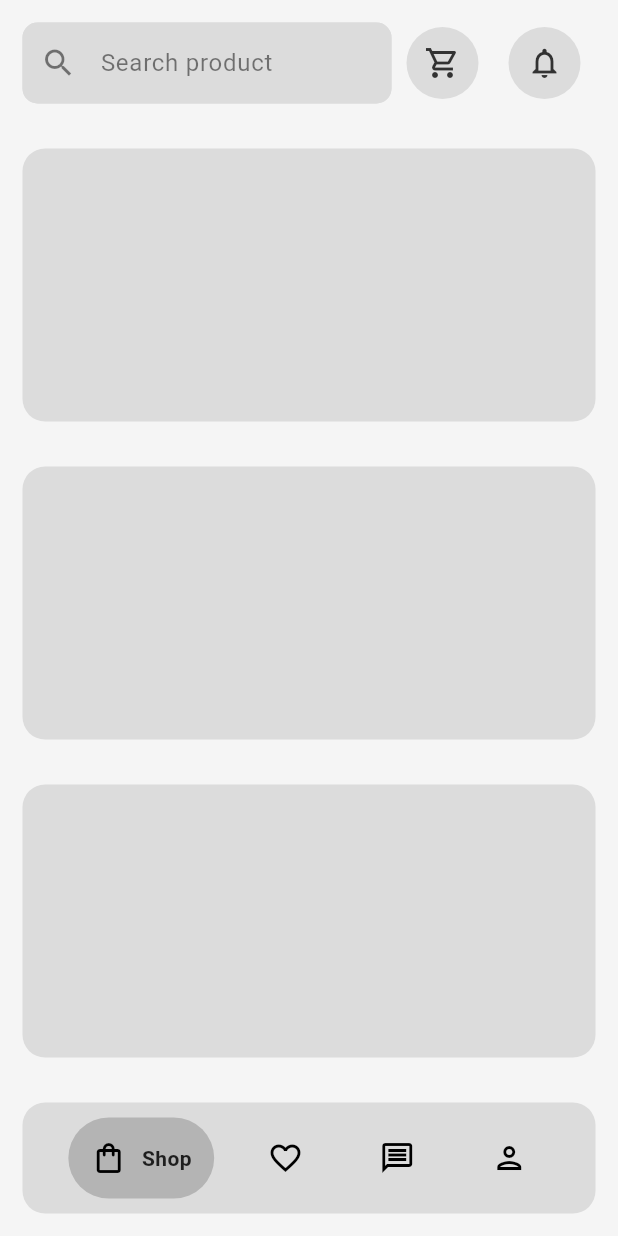
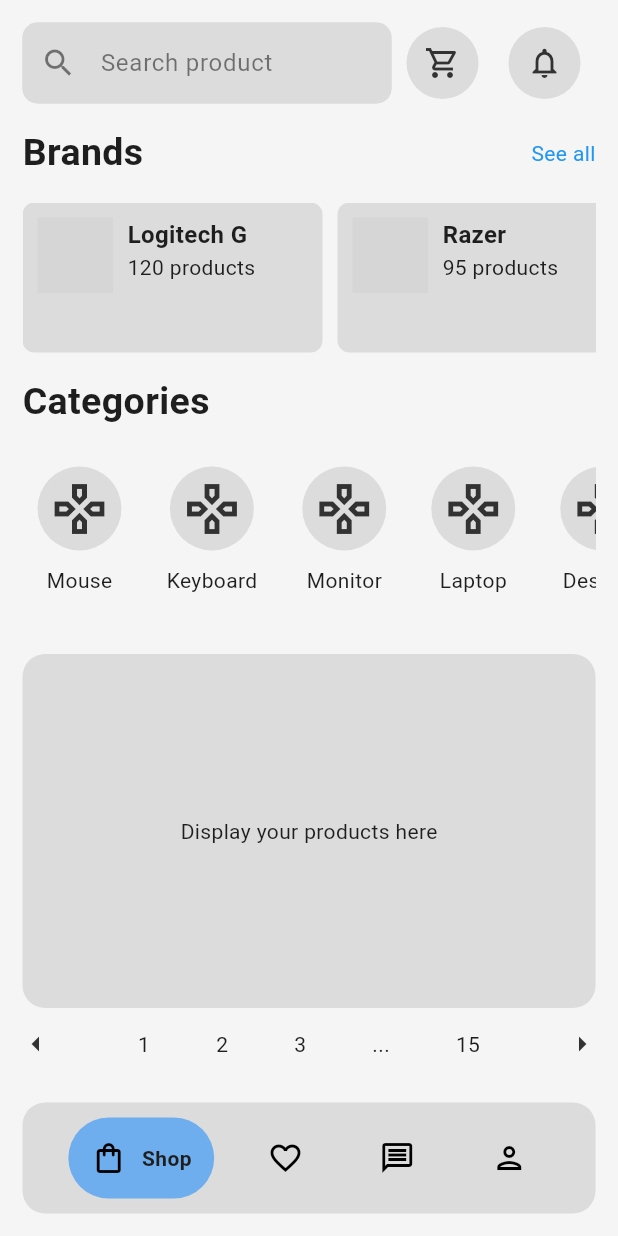
Before and after one commit to itsHuaan/computer-shop-flutter, a Flutter app: the screen it shows once a user with an empty profile is signed in, on a phone screen of 412 x 824 dp. Run offline on Flutter 3.47's test engine with Material 3 defaults, Android fonts, the phone set to English and light mode, and no system bars; drawn by our look-alikes of google_nav_bar; our stand-ins replace cloud_firestore, firebase_auth, firebase_core, google_fonts, google_sign_in, icons_plus; accounts and stored records are empty; Roboto replaces fonts that are missing (Overpass); grey boxes are pictures that could not be loaded.

Commit message:
shop page UI changed

```diff
--- a/lib/components/my_circle_icon_button.dart
+++ b/lib/components/my_circle_icon_button.dart
@@ -5,14 +5,16 @@ class MyCircleIconButton extends StatelessWidget {
   void Function()? onPressed;
   EdgeInsetsGeometry? margin;
   EdgeInsetsGeometry? padding;
-  Color? color;
+  Color? backgroundColor;
+  double? size;
   MyCircleIconButton({
     super.key,
     required this.icon,
     this.onPressed,
     this.margin,
     this.padding,
-    this.color,
+    this.backgroundColor,
+    this.size,
   });
 
   @override
@@ -21,7 +23,7 @@ class MyCircleIconButton extends StatelessWidget {
       margin: margin,
       padding: padding,
       decoration: BoxDecoration(
-        color: color,
+        color: backgroundColor,
         shape: BoxShape.circle,
       ),
       child: IconButton(
@@ -29,6 +31,7 @@ class MyCircleIconButton extends StatelessWidget {
         icon: Icon(
           icon,
           color: Theme.of(context).colorScheme.onPrimary,
+          size: size,
         ),
       ),
     );
--- /dev/null
+++ b/lib/models/brands.dart
@@ -0,0 +1,58 @@
+final List<Map<String, dynamic>> brands = [
+  {
+    'name': 'Logitech G',
+    'productCount': 120
+  },
+  {
+    'name': 'Razer',
+    'productCount': 95
+  },
+  {
+    'name': 'SteelSeries',
+    'productCount': 80
+  },
+  {
+    'name': 'Corsair',
+    'productCount': 110
+  },
+  {
+    'name': 'HyperX',
+    'productCount': 60
+  },
+  {
+    'name': 'Asus ROG',
+    'productCount': 70
+  },
+  {
+    'name': 'MSI',
+    'productCount': 55
+  },
+  {
+    'name': 'Zowie',
+    'productCount': 40
+  },
+  {
+    'name': 'Cooler Master',
+    'productCount': 50
+  },
+  {
+    'name': 'ROCCAT',
+    'productCount': 45
+  },
+  {
+    'name': 'Acer Predator',
+    'productCount': 35
+  },
+  {
+    'name': 'EVGA',
+    'productCount': 25
+  },
+  {
+    'name': 'Alienware',
+    'productCount': 30
+  },
+  {
+    'name': 'Thermaltake',
+    'productCount': 40
+  },
+];
--- /dev/null
+++ b/lib/models/categories.dart
@@ -0,0 +1,7 @@
+final List<String> categories = [
+  'Mouse',
+  'Keyboard',
+  'Monitor',
+  'Laptop',
+  'Desktop',
+];
--- a/lib/pages/home_page.dart
+++ b/lib/pages/home_page.dart
@@ -33,7 +33,7 @@ class _HomePageState extends State<HomePage> {
       body: _pages[_selectedIndex],
       bottomNavigationBar: MyBottomBar(
         backgroundColor: Theme.of(context).colorScheme.primary,
-        tabBackgroundColor: Theme.of(context).colorScheme.tertiary,
+        tabBackgroundColor: const Color.fromARGB(128, 0, 128, 255),
         tabs: const [
           GButton(
             icon: Icons.shopping_bag_outlined,
--- a/lib/pages/shop_page.dart
+++ b/lib/pages/shop_page.dart
@@ -1,15 +1,17 @@
 import 'package:flutter/material.dart';
+import 'package:icons_plus/icons_plus.dart';
 import 'package:login_example/components/my_circle_icon_button.dart';
+import 'package:login_example/components/my_link_text.dart';
 import 'package:login_example/components/my_text_field.dart';
+import 'package:login_example/models/brands.dart';
+import 'package:login_example/models/categories.dart';
 
 class ShopPage extends StatelessWidget {
   const ShopPage({super.key});
 
   @override
   Widget build(BuildContext context) {
-    return Center(
-      child: Column(
-        mainAxisAlignment: MainAxisAlignment.start,
+    return Column(
       children: [
         Padding(
           padding: const EdgeInsets.all(15.0),
@@ -28,56 +30,157 @@ class ShopPage extends StatelessWidget {
                 ),
               ),
               MyCircleIconButton(
-                  margin: const EdgeInsets.symmetric(
-                    horizontal: 10.0,
-                  ),
+                margin: const EdgeInsets.symmetric(horizontal: 10.0),
                 icon: Icons.shopping_cart_outlined,
-                  color: Theme.of(context).colorScheme.primary,
+                backgroundColor: Theme.of(context).colorScheme.primary,
                 onPressed: () {},
               ),
               MyCircleIconButton(
-                  margin: const EdgeInsets.symmetric(
-                    horizontal: 10.0,
-                  ),
+                margin: const EdgeInsets.symmetric(horizontal: 10.0),
                 icon: Icons.notifications_outlined,
-                  color: Theme.of(context).colorScheme.primary,
+                backgroundColor: Theme.of(context).colorScheme.primary,
                 onPressed: () {},
               ),
             ],
           ),
         ),
-          Expanded(
-            child: Container(
-              margin: const EdgeInsets.all(15.0),
-              padding: const EdgeInsets.all(15.0),
-              decoration: BoxDecoration(
-                color: Theme.of(context).colorScheme.primary,
-                borderRadius: BorderRadius.circular(15.0),
+        Padding(
+          padding: const EdgeInsets.symmetric(horizontal: 15.0),
+          child: Row(
+            mainAxisAlignment: MainAxisAlignment.spaceBetween,
+            children: [
+              const Text(
+                'Brands',
+                style: TextStyle(fontSize: 25.0, fontWeight: FontWeight.bold),
               ),
-            ),
-          ),
-          Expanded(
-            child: Container(
-              margin: const EdgeInsets.all(15.0),
-              padding: const EdgeInsets.all(15.0),
-              decoration: BoxDecoration(
-                color: Theme.of(context).colorScheme.primary,
-                borderRadius: BorderRadius.circular(15.0),
-              ),
-            ),
-          ),
-          Expanded(
-            child: Container(
-              margin: const EdgeInsets.all(15.0),
-              padding: const EdgeInsets.all(15.0),
-              decoration: BoxDecoration(
-                color: Theme.of(context).colorScheme.primary,
-                borderRadius: BorderRadius.circular(15.0),
-              ),
+              MyLinkText(
+                text: 'See all',
+                style: const TextStyle(
+                  color: Colors.blue,
                 ),
               )
             ],
           ),
+        ),
+        Container(
+          margin: const EdgeInsets.all(15.0),
+          height: 100,
+          child: ListView.builder(
+            scrollDirection: Axis.horizontal,
+            itemCount: brands.length,
+            itemBuilder: (context, index) {
+              final brand = brands[index];
+              return Container(
+                width: 200,
+                margin: const EdgeInsets.only(right: 10.0),
+                padding: const EdgeInsets.all(10.0),
+                decoration: BoxDecoration(
+                  color: Theme.of(context).colorScheme.primary,
+                  borderRadius: BorderRadius.circular(8.0),
+                ),
+                child: Row(
+                  crossAxisAlignment: CrossAxisAlignment.start,
+                  children: [
+                    Brand(
+                      Brands.logic_pro_x,
+                      size: 50.0,
+                    ),
+                    const SizedBox(
+                      width: 10.0,
+                    ),
+                    Column(
+                      crossAxisAlignment: CrossAxisAlignment.start,
+                      children: [
+                        Text(
+                          brand['name'],
+                          style: const TextStyle(fontWeight: FontWeight.bold, fontSize: 16.0),
+                        ),
+                        Text('${brand['productCount']} products'),
+                      ],
+                    ),
+                  ],
+                ),
+              );
+            },
+          ),
+        ),
+        const Padding(
+          padding: EdgeInsets.symmetric(horizontal: 15.0),
+          child: Row(
+            mainAxisAlignment: MainAxisAlignment.start,
+            children: [
+              Text(
+                'Categories',
+                style: TextStyle(fontSize: 25.0, fontWeight: FontWeight.bold),
+              ),
+            ],
+          ),
+        ),
+        Container(
+          margin: const EdgeInsets.all(15.0),
+          height: 120,
+          child: ListView.builder(
+            scrollDirection: Axis.horizontal,
+            itemCount: categories.length,
+            itemBuilder: (context, index) {
+              final category = categories[index];
+              return Container(
+                margin: const EdgeInsets.only(right: 10.0),
+                padding: const EdgeInsets.all(10.0),
+                child: Column(
+                  crossAxisAlignment: CrossAxisAlignment.center,
+                  children: [
+                    MyCircleIconButton(
+                      icon: Icons.gamepad_outlined,
+                      size: 40.0,
+                      backgroundColor: Theme.of(context).colorScheme.primary,
+                    ),
+                    const SizedBox(
+                      height: 10.0,
+                    ),
+                    Text(
+                      category,
+                    ),
+                  ],
+                ),
+              );
+            },
+          ),
+        ),
+        Expanded(
+          child: Padding(
+            padding: const EdgeInsets.symmetric(horizontal: 15.0),
+            child: Container(
+              width: double.infinity,
+              decoration: BoxDecoration(
+                borderRadius: BorderRadius.circular(15),
+                color: Theme.of(context).colorScheme.primary,
+              ),
+              child: const Center(
+                child: Text('Display your products here'),
+              ),
+            ),
+          ),
+        ),
+        Row(
+          mainAxisAlignment: MainAxisAlignment.spaceBetween,
+          children: [
+            MyCircleIconButton(
+              icon: Icons.arrow_left_outlined,
+              onPressed: () {},
+            ),
+            const Text('1'),
+            const Text('2'),
+            const Text('3'),
+            const Text('...'),
+            const Text('15'),
+            MyCircleIconButton(
+              icon: Icons.arrow_right_outlined,
+              onPressed: () {},
+            ),
+          ],
+        )
+      ],
     );
   }
 }
```
Lines whose indentation alone changed are shown as unchanged.
